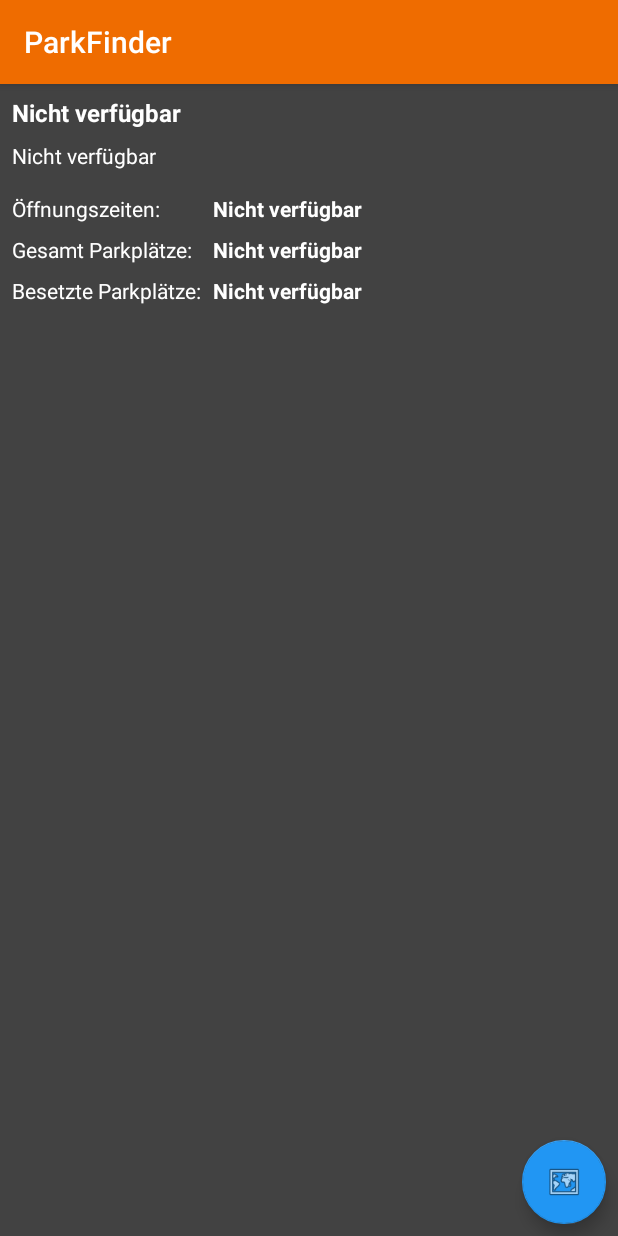
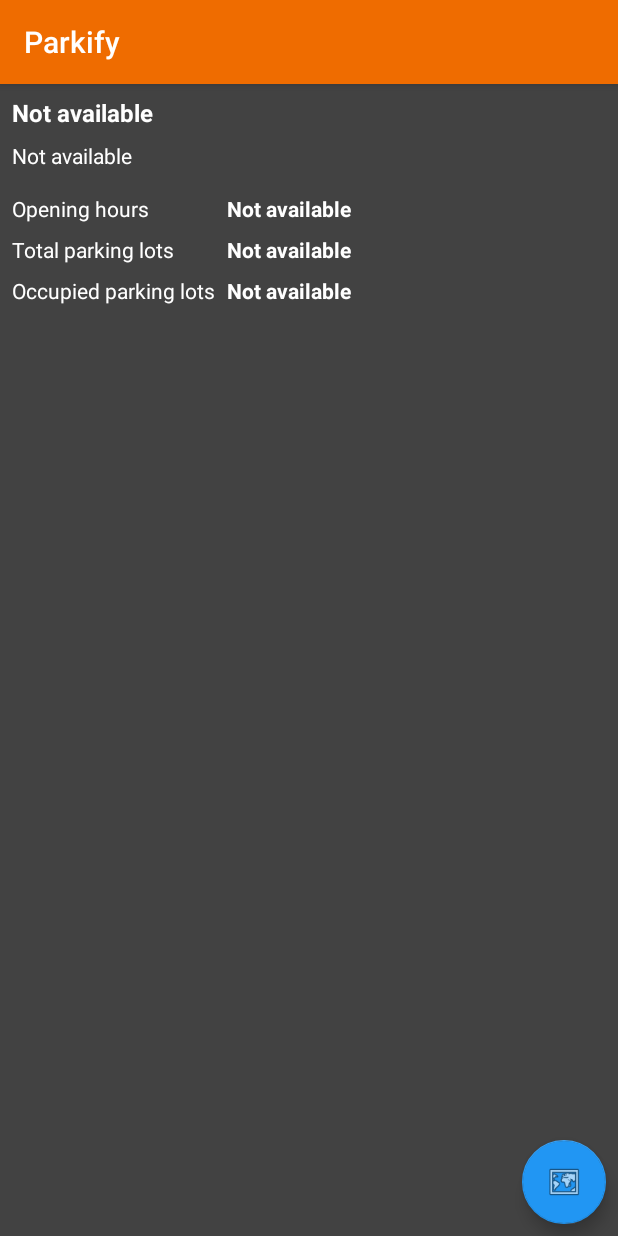
Before and after one commit to BastianKusserow/ParkFinderAndroid, an Android app: the fragment InfoFragment shown on its own in the app's theme, on a phone screen of 412 x 824 dp. Run offline under Robolectric (Android 15) with nearby library versions, the phone set to English and light mode, and no system bars; libraries missing offline, so code that uses them is left out: com.google.maps.model.

Commit message:
Added App Icon and Splashscreen.

```diff
--- a/app/src/main/java/com/example/basti/parkfinder/MainActivity.kt
+++ b/app/src/main/java/com/example/basti/parkfinder/MainActivity.kt
@@ -14,6 +14,8 @@
         super.onCreate(savedInstanceState)
         setContentView(R.layout.activity_main)
         adapter = MyPagerAdapter(supportFragmentManager)
+        adapter.bottomNavigationView = bottomNav
+        viewPager.addOnPageChangeListener(adapter)
         viewPager.adapter = adapter
 
         listener = MyNavItemSelectedListener(viewPager)
--- a/app/src/main/java/com/example/basti/parkfinder/MyViewHolder.kt
+++ b/app/src/main/java/com/example/basti/parkfinder/MyViewHolder.kt
@@ -18,7 +18,11 @@
             val stellplaetze = entry.stellplaetze.toDouble()
             var percentage = 0.0
             capacity?.let { percentage = (capacity / stellplaetze) * 100 }
-            val string = String.format("%.1f", percentage)
+
+            if (percentage > 100) {
+                percentage = 100.0
+            }
+            val string = String.format("%.0f", percentage)
             itemView.setBackgroundColor(calculateCellColor(percentage))
             itemView.occupation.text = "Belegt: "+string+"%"
         }
--- a/app/src/main/res/layout/fragment_info.xml
+++ b/app/src/main/res/layout/fragment_info.xml
@@ -5,6 +5,7 @@
     android:layout_height="match_parent"
     android:background="?attr/colorBackgroundFloating"
     android:clickable="true"
+    android:focusable="true"
     tools:context=".InfoFragment">
 
 
@@ -25,7 +26,7 @@
         android:layout_marginEnd="8dp"
         android:layout_marginStart="8dp"
         android:layout_marginTop="8dp"
-        android:text="Nicht verfügbar"
+        android:text="@string/notAvailable"
         android:textColor="@color/common_google_signin_btn_text_dark_default"
         android:textSize="16sp"
         android:textStyle="bold"
@@ -39,7 +40,7 @@
         android:layout_height="wrap_content"
         android:layout_marginStart="8dp"
         android:layout_marginTop="16dp"
-        android:text="Öffnungszeiten:"
+        android:text="@string/openingHours"
         android:textColor="@color/common_google_signin_btn_text_dark_default"
         app:layout_constraintStart_toStartOf="parent"
         app:layout_constraintTop_toBottomOf="@+id/adress" />
@@ -50,7 +51,7 @@
         android:layout_height="wrap_content"
         android:layout_marginStart="8dp"
         android:layout_marginTop="8dp"
-        android:text="Gesamt Parkplätze:"
+        android:text="@string/totalLots"
         android:textColor="@color/common_google_signin_btn_text_dark_default"
         app:layout_constraintStart_toStartOf="parent"
         app:layout_constraintTop_toBottomOf="@+id/openingHours" />
@@ -61,7 +62,7 @@
         android:layout_height="22dp"
         android:layout_marginStart="8dp"
         android:layout_marginTop="8dp"
-        android:text="Besetzte Parkplätze:"
+        android:text="@string/occupiedParkingLots"
         android:textColor="@color/common_google_signin_btn_text_dark_default"
         app:layout_constraintStart_toStartOf="parent"
         app:layout_constraintTop_toBottomOf="@+id/space" />
@@ -73,7 +74,7 @@
         android:layout_marginEnd="8dp"
         android:layout_marginStart="8dp"
         android:layout_marginTop="8dp"
-        android:text="Nicht verfügbar"
+        android:text="@string/notAvailable"
         android:textColor="@color/common_google_signin_btn_text_dark_default"
         app:layout_constraintEnd_toEndOf="parent"
         app:layout_constraintStart_toStartOf="parent"
@@ -86,7 +87,7 @@
         android:layout_marginEnd="8dp"
         android:layout_marginStart="8dp"
         android:layout_marginTop="16dp"
-        android:text="Nicht verfügbar"
+        android:text="@string/notAvailable"
         android:textColor="@color/common_google_signin_btn_text_dark_default"
         android:textStyle="bold"
         app:layout_constraintEnd_toEndOf="parent"
@@ -100,7 +101,7 @@
         android:layout_marginEnd="8dp"
         android:layout_marginStart="8dp"
         android:layout_marginTop="8dp"
-        android:text="Nicht verfügbar"
+        android:text="@string/notAvailable"
         android:textColor="@color/common_google_signin_btn_text_dark_default"
         android:textStyle="bold"
         app:layout_constraintEnd_toEndOf="parent"
@@ -114,7 +115,7 @@
         android:layout_marginEnd="8dp"
         android:layout_marginStart="8dp"
         android:layout_marginTop="8dp"
-        android:text="Nicht verfügbar"
+        android:text="@string/notAvailable"
         android:textColor="@color/common_google_signin_btn_text_dark_default"
         android:textStyle="bold"
         app:layout_constraintEnd_toEndOf="parent"
--- a/app/src/main/res/layout/fragment_map.xml
+++ b/app/src/main/res/layout/fragment_map.xml
@@ -33,7 +33,7 @@
         android:background="@color/colorPrimary"
         android:textColor="#FFFFFF"
         android:layout_marginStart="8dp"
-        android:text="Park Car"
+        android:text="@string/parkCar"
         app:layout_constraintBottom_toBottomOf="parent"
         app:layout_constraintEnd_toEndOf="parent"
         app:layout_constraintStart_toStartOf="parent" />
--- a/app/src/main/res/menu/bottommenue.xml
+++ b/app/src/main/res/menu/bottommenue.xml
@@ -1,14 +1,14 @@
 <?xml version="1.0" encoding="utf-8"?>
-<menu xmlns:app="http://schemas.android.com/apk/res-auto"
+<menu
     xmlns:android="http://schemas.android.com/apk/res/android">
 
     <item
         android:id="@+id/Parkplaetze"
         android:icon="@android:drawable/ic_menu_myplaces"
-        android:title="Parkplätze" />
+        android:title="@string/parking" />
     <group />
     <item
         android:id="@+id/Karte"
         android:icon="@android:drawable/ic_dialog_map"
-        android:title="Karte" />
+        android:title="@string/map" />
 </menu>
--- a/app/src/main/res/values/strings.xml
+++ b/app/src/main/res/values/strings.xml
@@ -1,8 +1,14 @@
 <resources>
-    <string name="app_name">ParkFinder</string>
+    <string name="app_name">Parkify</string>
 
-    <string name="baseURL_DBApi">https://api.deutschebahn.com/bahnpark/v1/</string>
+    <string name="baseURL_DBApi" translatable="false">https://api.deutschebahn.com/bahnpark/v1/</string>
+    <string name="parking">Parking</string>
+    <string name="map">Map</string>
+    <string name="openingHours">Opening hours</string>
+    <string name="totalLots">Total parking lots</string>
+    <string name="occupiedParkingLots">Occupied parking lots</string>
+    <string name="parkCar">Park Car</string>
+    <string name="notAvailable">Not available</string>
 
     <!-- TODO: Remove or change this placeholder text -->
-    <string name="hello_blank_fragment">Hello blank fragment</string>
 </resources>
--- a/app/src/main/res/values/styles.xml
+++ b/app/src/main/res/values/styles.xml
@@ -6,6 +6,12 @@
         <item name="colorPrimary">@color/colorPrimary</item>
         <item name="colorPrimaryDark">@color/colorPrimaryDark</item>
         <item name="colorAccent">@color/colorAccent</item>
+
     </style>
 
+    <style name="SplashTheme" parent="Theme.AppCompat.NoActionBar">
+        <item name="android:windowBackground">@drawable/splashscreenxml</item>
+    </style>
+
+
 </resources>
```
Also changed, not shown: app/src/main/AndroidManifest.xml (+21 -12 lines), app/src/main/java/com/example/basti/parkfinder/MyPagerAdapter.kt (+18 -1 lines), app/src/main/res/layout/lot_table_cell.xml (+4 -4 lines), 1 other file.
